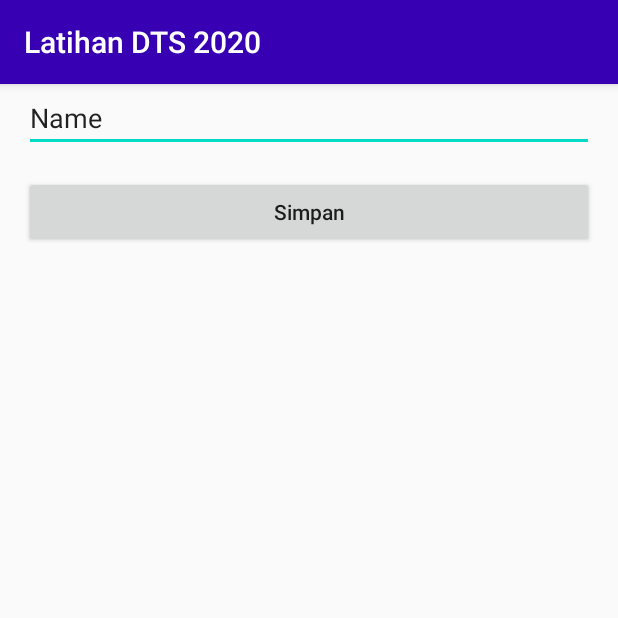
After one commit to zuniarhidaya/dts2020, an Android app: the AplikasiSqlLite screen opened directly, with no data from a screen before it, on a phone screen of 412 x 824 dp, the top half of it. The commit adds this screen. Run offline under Robolectric (Android 15) with nearby library versions, the phone set to English and light mode, and no system bars.

Commit message:
aplikasi sqlite

```diff
--- a/app/src/main/AndroidManifest.xml
+++ b/app/src/main/AndroidManifest.xml
@@ -9,10 +9,10 @@
         android:roundIcon="@mipmap/ic_launcher_round"
         android:supportsRtl="true"
         android:theme="@style/AppTheme">
-        <activity android:name=".AplikasiNama"></activity>
+        <activity android:name=".activities.AplikasiSqlLite"></activity>
+        <activity android:name=".AplikasiNama" />
         <activity android:name=".AplikasiKalkulator" />
         <activity android:name=".AplikasiListView" />
-
         <activity android:name=".MainActivity">
             <intent-filter>
                 <action android:name="android.intent.action.MAIN" />
@@ -21,7 +21,7 @@
             </intent-filter>
         </activity>
         <activity android:name=".activities.AplikasiEksternalStorage" />
-        <activity android:name=".activities.AplikasiInternalStorage"/>
+        <activity android:name=".activities.AplikasiInternalStorage" />
     </application>
 
 </manifest>
--- /dev/null
+++ b/app/src/main/java/com/example/dts2020/activities/AplikasiSqlLite.java
@@ -0,0 +1,54 @@
+package com.example.dts2020.activities;
+
+import androidx.appcompat.app.AppCompatActivity;
+
+import android.content.ContentValues;
+import android.database.sqlite.SQLiteDatabase;
+import android.os.Bundle;
+import android.view.View;
+import android.widget.Button;
+import android.widget.EditText;
+import android.widget.Toast;
+
+import com.example.dts2020.R;
+import com.example.dts2020.database.DatabaseHelper;
+
+public class AplikasiSqlLite extends AppCompatActivity implements View.OnClickListener{
+
+    EditText edtNama;
+    Button actSimpan;
+
+    @Override
+    protected void onCreate(Bundle savedInstanceState) {
+        super.onCreate(savedInstanceState);
+        setContentView(R.layout.activity_aplikasi_sql_lite);
+
+        edtNama = (EditText) findViewById(R.id.edtNama);
+        actSimpan = (Button) findViewById(R.id.btnSimpan);
+        actSimpan.setOnClickListener(this);
+    }
+
+    @Override
+    public void onClick(View view) {
+
+        if(edtNama.getText().toString().length() > 0){
+            SQLiteDatabase database = new DatabaseHelper(this).getWritableDatabase();
+
+            ContentValues contentvalues = new ContentValues();
+            contentvalues.put(DatabaseHelper._COL_NAME,edtNama.getText().toString());
+
+            long insert = database.insert(DatabaseHelper._TB_STUDENT,null,contentvalues);
+
+            if(insert != -1){
+                Toast.makeText(this, "Data Berhasil Ditambah", Toast.LENGTH_SHORT).show();
+                edtNama.setText("");
+            } else {
+                Toast.makeText(this, "Terjadi kesalahan",Toast.LENGTH_SHORT).show();
+            }
+            database.close();
+        } else {
+            Toast.makeText(this, "Mohon Masukkan Nama", Toast.LENGTH_SHORT).show();
+        }
+
+    }
+}
--- /dev/null
+++ b/app/src/main/res/layout/activity_aplikasi_sql_lite.xml
@@ -0,0 +1,37 @@
+<?xml version="1.0" encoding="utf-8"?>
+<androidx.constraintlayout.widget.ConstraintLayout xmlns:android="http://schemas.android.com/apk/res/android"
+    xmlns:app="http://schemas.android.com/apk/res-auto"
+    xmlns:tools="http://schemas.android.com/tools"
+    android:layout_width="match_parent"
+    android:layout_height="match_parent"
+    tools:context=".activities.AplikasiSqlLite">
+
+    <Button
+        android:id="@+id/btnSimpan"
+        android:layout_width="0dp"
+        android:layout_height="wrap_content"
+        android:layout_marginStart="16dp"
+        android:layout_marginLeft="16dp"
+        android:layout_marginTop="16dp"
+        android:layout_marginEnd="16dp"
+        android:layout_marginRight="16dp"
+        android:text="Simpan"
+        app:layout_constraintEnd_toEndOf="parent"
+        app:layout_constraintStart_toStartOf="parent"
+        app:layout_constraintTop_toBottomOf="@+id/edtNama" />
+
+    <EditText
+        android:id="@+id/edtNama"
+        android:layout_width="0dp"
+        android:layout_height="wrap_content"
+        android:layout_marginStart="16dp"
+        android:layout_marginLeft="16dp"
+        android:layout_marginEnd="16dp"
+        android:layout_marginRight="16dp"
+        android:ems="10"
+        android:inputType="textPersonName"
+        android:text="Name"
+        app:layout_constraintEnd_toEndOf="parent"
+        app:layout_constraintStart_toStartOf="parent"
+        app:layout_constraintTop_toTopOf="parent" />
+</androidx.constraintlayout.widget.ConstraintLayout>
```
Also changed, not shown: app/src/main/java/com/example/dts2020/MainActivity.java (+6 -2 lines), app/src/main/java/com/example/dts2020/activities/AplikasiCatatanHarian.java (+10 -0 lines), app/src/main/java/com/example/dts2020/activities/AplikasiEksternalStorage.java (+10 -0 lines), app/src/main/java/com/example/dts2020/activities/AplikasiInternalStorage.java (+9 -0 lines), app/src/main/java/com/example/dts2020/activities/AplikasiValidasiLogin.java (+9 -0 lines), app/src/main/java/com/example/dts2020/database/DatabaseHelper.java (added, +31 -0 lines), app/src/main/res/layout/activity_external_storage.xml (+10 -0 lines), app/src/main/res/layout/activity_internal_storage.xml (+40 -2 lines).
